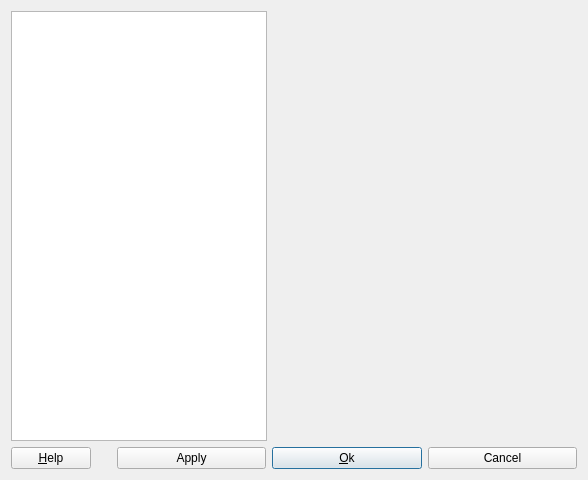
The window that src/topreferencesui.ui (netrunner-debian-kde-extras/tora) describes before a commit, drawn with Qt 5.
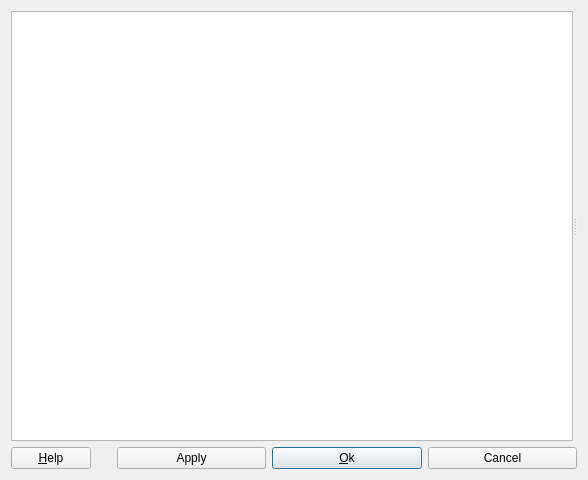
The same window after the commit.

What changed in the file:
```diff
--- a/src/topreferencesui.ui
+++ b/src/topreferencesui.ui
@@ -12,70 +12,49 @@
   <property name="windowTitle" >
    <string>Preferences</string>
   </property>
-  <layout class="QGridLayout" >
-   <property name="leftMargin" >
-    <number>11</number>
-   </property>
-   <property name="topMargin" >
-    <number>11</number>
-   </property>
-   <property name="rightMargin" >
-    <number>11</number>
-   </property>
-   <property name="bottomMargin" >
-    <number>11</number>
-   </property>
-   <property name="horizontalSpacing" >
-    <number>6</number>
-   </property>
-   <property name="verticalSpacing" >
-    <number>6</number>
-   </property>
-   <item row="0" column="0" >
-    <widget class="QListWidget" name="TabSelection" >
-     <property name="sizePolicy" >
-      <sizepolicy vsizetype="Expanding" hsizetype="Maximum" >
-       <horstretch>0</horstretch>
-       <verstretch>0</verstretch>
-      </sizepolicy>
+  <property name="sizeGripEnabled">
+   <bool>false</bool>
+  </property>
+  <layout class="QVBoxLayout" name="verticalLayout" stretch="1,0">
+   <item>
+    <widget class="QSplitter" name="splitter">
+     <property name="orientation">
+      <enum>Qt::Horizontal</enum>
      </property>
-     <property name="minimumSize" >
-      <size>
-       <width>150</width>
-       <height>0</height>
-      </size>
-     </property>
-    </widget>
-   </item>
-   <item row="0" column="1" >
-    <widget class="QFrame" name="Parent" >
-     <property name="frameShape" >
-      <enum>QFrame::NoFrame</enum>
-     </property>
-     <property name="frameShadow" >
-      <enum>QFrame::Plain</enum>
-     </property>
-     <layout class="QVBoxLayout" >
-      <property name="spacing" >
-       <number>0</number>
+     <widget class="QListWidget" name="TabSelection">
+      <property name="sizePolicy">
+       <sizepolicy hsizetype="Preferred" vsizetype="Preferred">
+        <horstretch>0</horstretch>
+        <verstretch>0</verstretch>
+       </sizepolicy>
       </property>
-      <property name="leftMargin" >
-       <number>0</number>
+      <property name="minimumSize">
+       <size>
+        <width>100</width>
+        <height>0</height>
+       </size>
       </property>
-      <property name="topMargin" >
-       <number>0</number>
+     </widget>
+     <widget class="QFrame" name="Parent">
+      <property name="frameShape">
+       <enum>QFrame::NoFrame</enum>
       </property>
-      <property name="rightMargin" >
-       <number>0</number>
+      <property name="frameShadow">
+       <enum>QFrame::Plain</enum>
       </property>
-      <property name="bottomMargin" >
-       <number>0</number>
-      </property>
-     </layout>
+      <layout class="QVBoxLayout">
+       <property name="spacing">
+        <number>0</number>
+       </property>
+       <property name="margin">
+        <number>0</number>
+       </property>
+      </layout>
+     </widget>
     </widget>
    </item>
-   <item row="1" column="0" colspan="2" >
-    <layout class="QHBoxLayout" >
+   <item>
+    <layout class="QHBoxLayout">
      <item>
       <widget class="QPushButton" name="HelpButton" >
        <property name="sizePolicy" >
@@ -139,7 +118,7 @@
    </item>
   </layout>
  </widget>
- <layoutdefault spacing="6" margin="11" />
+ <layoutdefault spacing="6" margin="11"/>
  <tabstops>
   <tabstop>TabSelection</tabstop>
   <tabstop>HelpButton</tabstop>
```
Left out of the diff: 61 changed lines with no effect on the pictures.
